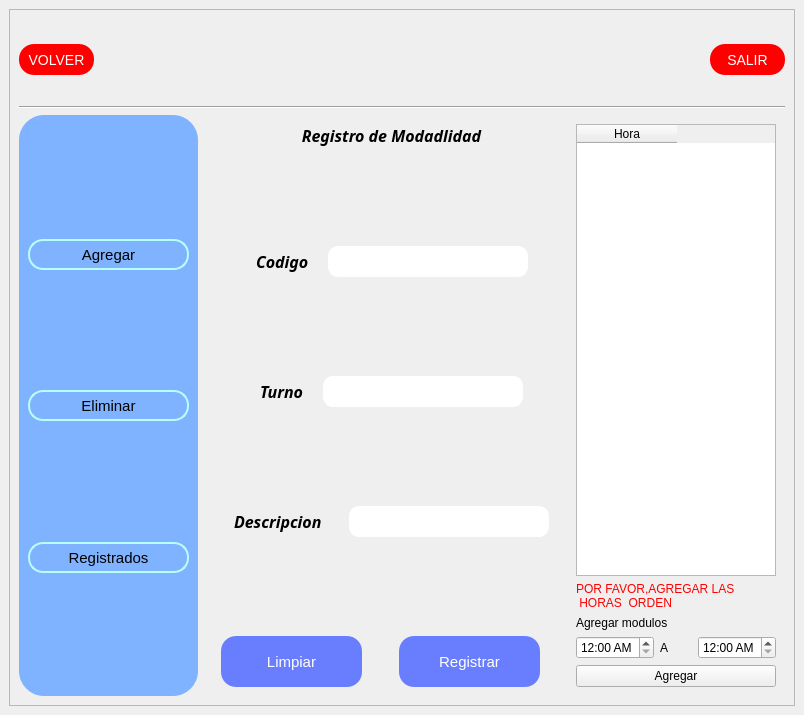
This is ui/modalidad.ui in Reinaldito04/IUTA----HORARIOS as Qt 5 draws it before an edit. The edited form follows.
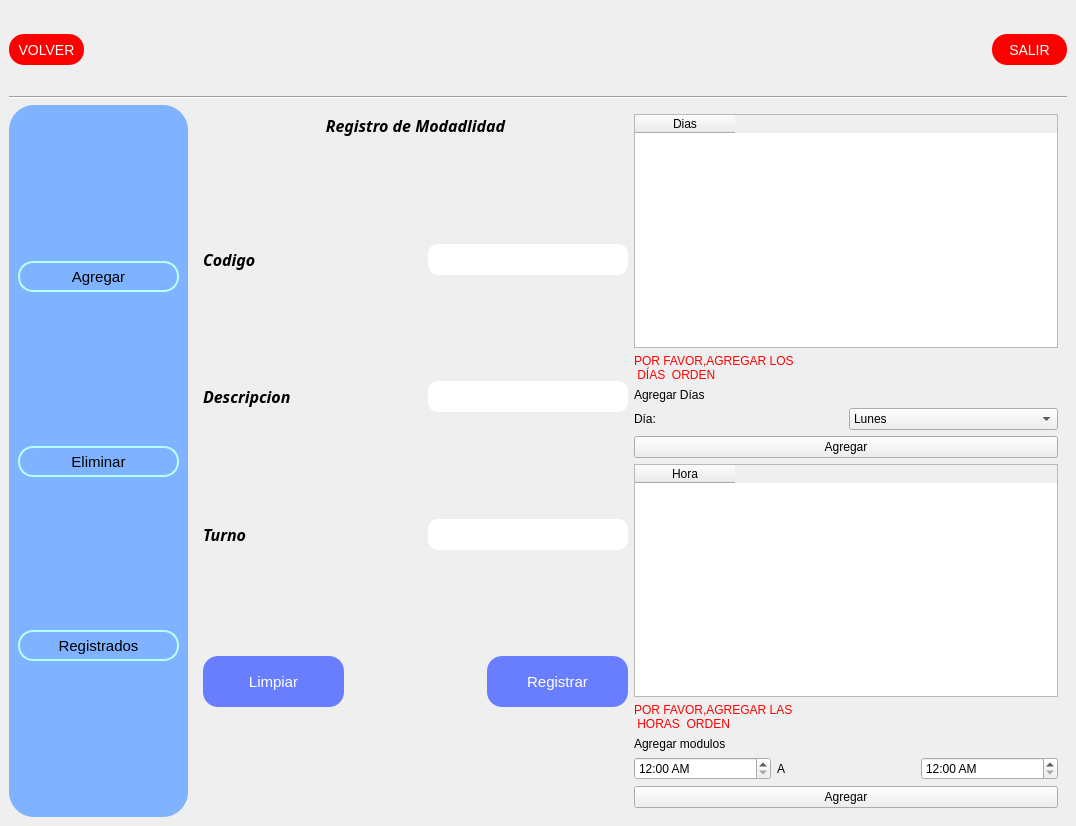
This is the edited form. Icons and pictures are not drawn.

Patch:
```diff
--- a/ui/modalidad.ui
+++ b/ui/modalidad.ui
@@ -6,8 +6,8 @@
    <rect>
     <x>0</x>
     <y>0</y>
-    <width>804</width>
-    <height>715</height>
+    <width>1076</width>
+    <height>826</height>
    </rect>
   </property>
   <property name="windowTitle">
@@ -16,18 +16,6 @@
   <widget class="QWidget" name="centralwidget">
    <layout class="QVBoxLayout" name="verticalLayout">
     <item>
-     <widget class="QFrame" name="frame">
-      <property name="styleSheet">
-       <string notr="true"/>
-      </property>
-      <property name="frameShape">
-       <enum>QFrame::StyledPanel</enum>
-      </property>
-      <property name="frameShadow">
-       <enum>QFrame::Raised</enum>
-      </property>
-      <layout class="QVBoxLayout" name="verticalLayout_10">
-       <item>
         <layout class="QHBoxLayout" name="horizontalLayout">
          <item>
           <widget class="QPushButton" name="bt_salir_2">
@@ -152,7 +140,7 @@
         </widget>
        </item>
        <item>
-        <layout class="QHBoxLayout" name="horizontalLayout_21">
+     <layout class="QHBoxLayout" name="horizontalLayout_14">
          <item>
           <widget class="QFrame" name="frame_2">
            <property name="styleSheet">
@@ -875,9 +863,9 @@
             </layout>
            </widget>
            <widget class="QWidget" name="page_add">
-            <layout class="QHBoxLayout" name="horizontalLayout_14">
+         <layout class="QHBoxLayout" name="horizontalLayout_16">
              <item>
-              <layout class="QVBoxLayout" name="verticalLayout_8">
+           <layout class="QVBoxLayout" name="verticalLayout_12">
                <item>
                 <widget class="QLabel" name="label">
                  <property name="font">
@@ -901,29 +889,14 @@
                 </widget>
                </item>
                <item>
-                <spacer name="verticalSpacer_13">
+             <spacer name="verticalSpacer_2">
                  <property name="orientation">
                   <enum>Qt::Vertical</enum>
                  </property>
                  <property name="sizeHint" stdset="0">
                   <size>
                    <width>20</width>
-                   <height>18</height>
-                  </size>
-                 </property>
-                </spacer>
-               </item>
-               <item>
-                <layout class="QHBoxLayout" name="horizontalLayout_15">
-                 <item>
-                  <spacer name="horizontalSpacer_27">
-                   <property name="orientation">
-                    <enum>Qt::Horizontal</enum>
-                   </property>
-                   <property name="sizeHint" stdset="0">
-                    <size>
-                     <width>40</width>
-                     <height>20</height>
+                <height>40</height>
                     </size>
                    </property>
                   </spacer>
@@ -990,148 +963,14 @@
                   </layout>
                  </item>
                  <item>
-                  <spacer name="horizontalSpacer_26">
+             <spacer name="verticalSpacer_11">
                    <property name="orientation">
-                    <enum>Qt::Horizontal</enum>
-                   </property>
-                   <property name="sizeHint" stdset="0">
-                    <size>
-                     <width>28</width>
-                     <height>20</height>
-                    </size>
-                   </property>
-                  </spacer>
-                 </item>
-                </layout>
-               </item>
-               <item>
-                <spacer name="verticalSpacer_14">
-                 <property name="orientation">
                   <enum>Qt::Vertical</enum>
                  </property>
                  <property name="sizeHint" stdset="0">
                   <size>
                    <width>20</width>
-                   <height>18</height>
-                  </size>
-                 </property>
-                </spacer>
-               </item>
-               <item>
-                <layout class="QHBoxLayout" name="horizontalLayout_16">
-                 <item>
-                  <spacer name="horizontalSpacer_32">
-                   <property name="orientation">
-                    <enum>Qt::Horizontal</enum>
-                   </property>
-                   <property name="sizeHint" stdset="0">
-                    <size>
-                     <width>28</width>
-                     <height>20</height>
-                    </size>
-                   </property>
-                  </spacer>
-                 </item>
-                 <item>
-                  <layout class="QHBoxLayout" name="horizontalLayout_12">
-                   <item>
-                    <widget class="QLabel" name="label_3">
-                     <property name="font">
-                      <font>
-                       <family>Hack Nerd Font Mono</family>
-                       <pointsize>12</pointsize>
-                       <weight>75</weight>
-                       <italic>true</italic>
-                       <bold>true</bold>
-                      </font>
-                     </property>
-                     <property name="text">
-                      <string>Turno</string>
-                     </property>
-                    </widget>
-                   </item>
-                   <item>
-                    <spacer name="horizontalSpacer_23">
-                     <property name="orientation">
-                      <enum>Qt::Horizontal</enum>
-                     </property>
-                     <property name="sizeHint" stdset="0">
-                      <size>
-                       <width>13</width>
-                       <height>20</height>
-                      </size>
-                     </property>
-                    </spacer>
-                   </item>
-                   <item>
-                    <widget class="QLineEdit" name="txt_turno">
-                     <property name="sizePolicy">
-                      <sizepolicy hsizetype="Minimum" vsizetype="Fixed">
-                       <horstretch>0</horstretch>
-                       <verstretch>0</verstretch>
-                      </sizepolicy>
-                     </property>
-                     <property name="minimumSize">
-                      <size>
-                       <width>200</width>
-                       <height>31</height>
-                      </size>
-                     </property>
-                     <property name="maximumSize">
-                      <size>
-                       <width>200</width>
-                       <height>31</height>
-                      </size>
-                     </property>
-                     <property name="styleSheet">
-                      <string notr="true">border:none;
-border-bottom:2px solid white;
-font-size:18px;
-border-radius:10px;</string>
-                     </property>
-                    </widget>
-                   </item>
-                  </layout>
-                 </item>
-                 <item>
-                  <spacer name="horizontalSpacer_31">
-                   <property name="orientation">
-                    <enum>Qt::Horizontal</enum>
-                   </property>
-                   <property name="sizeHint" stdset="0">
-                    <size>
-                     <width>28</width>
-                     <height>20</height>
-                    </size>
-                   </property>
-                  </spacer>
-                 </item>
-                </layout>
-               </item>
-               <item>
-                <spacer name="verticalSpacer_12">
-                 <property name="orientation">
-                  <enum>Qt::Vertical</enum>
-                 </property>
-                 <property name="sizeHint" stdset="0">
-                  <size>
-                   <width>20</width>
-                   <height>18</height>
-                  </size>
-                 </property>
-                </spacer>
-               </item>
-               <item>
-                <layout class="QHBoxLayout" name="horizontalLayout_20">
-                 <item>
-                  <spacer name="horizontalSpacer_25">
-                   <property name="orientation">
-                    <enum>Qt::Horizontal</enum>
-                   </property>
-                   <property name="sizeHint" stdset="0">
-                    <size>
-                     <width>40</width>
-                     <height>20</height>
+                <height>40</height>
                     </size>
                    </property>
                   </spacer>
@@ -1202,44 +1041,88 @@
                   </layout>
                  </item>
                  <item>
-                  <spacer name="horizontalSpacer_35">
+             <spacer name="verticalSpacer_12">
+              <property name="orientation">
+               <enum>Qt::Vertical</enum>
+              </property>
+              <property name="sizeHint" stdset="0">
+               <size>
+                <width>20</width>
+                <height>40</height>
+               </size>
+              </property>
+             </spacer>
+            </item>
+            <item>
+             <layout class="QHBoxLayout" name="horizontalLayout_12">
+              <item>
+               <widget class="QLabel" name="label_3">
+                <property name="font">
+                 <font>
+                  <family>Hack Nerd Font Mono</family>
+                  <pointsize>12</pointsize>
+                  <weight>75</weight>
+                  <italic>true</italic>
+                  <bold>true</bold>
+                 </font>
+                </property>
+                <property name="text">
+                 <string>Turno</string>
+                </property>
+               </widget>
+              </item>
+              <item>
+               <spacer name="horizontalSpacer_23">
                    <property name="orientation">
                     <enum>Qt::Horizontal</enum>
                    </property>
                    <property name="sizeHint" stdset="0">
                     <size>
-                     <width>40</width>
+                  <width>13</width>
                      <height>20</height>
                     </size>
                    </property>
                   </spacer>
                  </item>
+              <item>
+               <widget class="QLineEdit" name="txt_turno">
+                <property name="sizePolicy">
+                 <sizepolicy hsizetype="Minimum" vsizetype="Fixed">
+                  <horstretch>0</horstretch>
+                  <verstretch>0</verstretch>
+                 </sizepolicy>
+                </property>
+                <property name="minimumSize">
+                 <size>
+                  <width>200</width>
+                  <height>31</height>
+                 </size>
+                </property>
+                <property name="maximumSize">
+                 <size>
+                  <width>200</width>
+                  <height>31</height>
+                 </size>
+                </property>
+                <property name="styleSheet">
+                 <string notr="true">border:none;
+border-bottom:2px solid white;
+font-size:18px;
+border-radius:10px;</string>
+                </property>
+               </widget>
+              </item>
                 </layout>
                </item>
                <item>
-                <spacer name="verticalSpacer_5">
+             <spacer name="verticalSpacer_13">
                  <property name="orientation">
                   <enum>Qt::Vertical</enum>
                  </property>
                  <property name="sizeHint" stdset="0">
                   <size>
                    <width>20</width>
-                   <height>18</height>
-                  </size>
-                 </property>
-                </spacer>
-               </item>
-               <item>
-                <layout class="QHBoxLayout" name="horizontalLayout_17">
-                 <item>
-                  <spacer name="horizontalSpacer_21">
-                   <property name="orientation">
-                    <enum>Qt::Horizontal</enum>
-                   </property>
-                   <property name="sizeHint" stdset="0">
-                    <size>
-                     <width>18</width>
-                     <height>20</height>
+                <height>40</height>
                     </size>
                    </property>
                   </spacer>
@@ -1322,26 +1205,130 @@
                   </layout>
                  </item>
                  <item>
-                  <spacer name="horizontalSpacer_20">
+             <spacer name="verticalSpacer_14">
                    <property name="orientation">
-                    <enum>Qt::Horizontal</enum>
+               <enum>Qt::Vertical</enum>
                    </property>
                    <property name="sizeHint" stdset="0">
                     <size>
-                     <width>40</width>
-                     <height>20</height>
+                <width>20</width>
+                <height>40</height>
                     </size>
                    </property>
                   </spacer>
                  </item>
                 </layout>
                </item>
-              </layout>
-             </item>
+          <item>
+           <layout class="QVBoxLayout" name="verticalLayout_13">
              <item>
               <layout class="QVBoxLayout" name="verticalLayout_11">
                <item>
+               <widget class="QTableWidget" name="tablaDias">
+                <property name="maximumSize">
+                 <size>
+                  <width>16777215</width>
+                  <height>16777215</height>
+                 </size>
+                </property>
+                <column>
+                 <property name="text">
+                  <string>Dias</string>
+                 </property>
+                </column>
+               </widget>
+              </item>
+              <item>
+               <widget class="QLabel" name="label_9">
+                <property name="styleSheet">
+                 <string notr="true">color:red;</string>
+                </property>
+                <property name="text">
+                 <string>POR FAVOR,AGREGAR LOS 
+ DÍAS  ORDEN</string>
+                </property>
+               </widget>
+              </item>
+              <item>
+               <layout class="QVBoxLayout" name="verticalLayout_10">
+                <item>
+                 <widget class="QLabel" name="label_14">
+                  <property name="text">
+                   <string>Agregar Días</string>
+                  </property>
+                 </widget>
+                </item>
+                <item>
+                 <layout class="QHBoxLayout" name="horizontalLayout_15">
+                  <item>
+                   <widget class="QLabel" name="label_15">
+                    <property name="text">
+                     <string>Día: </string>
+                    </property>
+                   </widget>
+                  </item>
+                  <item>
+                   <widget class="QComboBox" name="comboBox">
+                    <item>
+                     <property name="text">
+                      <string>Lunes</string>
+                     </property>
+                    </item>
+                    <item>
+                     <property name="text">
+                      <string>Martes</string>
+                     </property>
+                    </item>
+                    <item>
+                     <property name="text">
+                      <string>Miercoles</string>
+                     </property>
+                    </item>
+                    <item>
+                     <property name="text">
+                      <string>Jueves</string>
+                     </property>
+                    </item>
+                    <item>
+                     <property name="text">
+                      <string>Viernes</string>
+                     </property>
+                    </item>
+                    <item>
+                     <property name="text">
+                      <string>Sabado</string>
+                     </property>
+                    </item>
+                    <item>
+                     <property name="text">
+                      <string>Domingo</string>
+                     </property>
+                    </item>
+                   </widget>
+                  </item>
+                 </layout>
+                </item>
+                <item>
+                 <widget class="QPushButton" name="bt_aggDias">
+                  <property name="text">
+                   <string>Agregar</string>
+                  </property>
+                 </widget>
+                </item>
+               </layout>
+              </item>
+             </layout>
+            </item>
+            <item>
+             <layout class="QVBoxLayout" name="verticalLayout_8">
+              <item>
                 <widget class="QTableWidget" name="tablaHoras">
+                <property name="maximumSize">
+                 <size>
+                  <width>16777215</width>
+                  <height>16777215</height>
+                 </size>
+                </property>
                  <column>
                   <property name="text">
                    <string>Hora</string>
@@ -1424,13 +1411,12 @@
               </layout>
              </item>
             </layout>
+          </item>
+         </layout>
            </widget>
           </widget>
          </item>
         </layout>
-       </item>
-      </layout>
-     </widget>
     </item>
    </layout>
   </widget>
```
Lines whose indentation alone changed are shown as unchanged.
